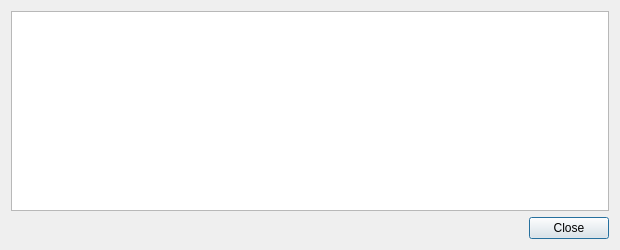
Above: src/qt/forms/transactiondescdialog.ui from zahidaliayub/RevolutionVR-Final-RVR before the change. Below: the same form after it.
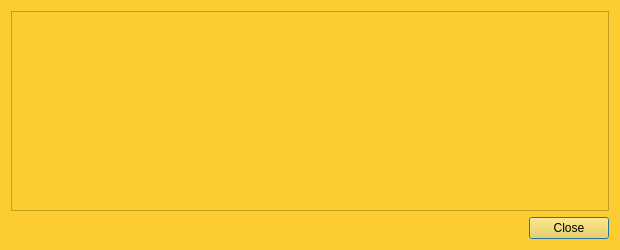
That is the form after the change.

```diff
--- a/src/qt/forms/transactiondescdialog.ui
+++ b/src/qt/forms/transactiondescdialog.ui
@@ -13,6 +13,9 @@
   <property name="windowTitle">
    <string>Transaction details</string>
   </property>
+  <property name="styleSheet">
+   <string notr="true">background-color:#FBCD30;</string>
+  </property>
   <layout class="QVBoxLayout" name="verticalLayout">
    <item>
     <widget class="QTextEdit" name="detailText">
```
